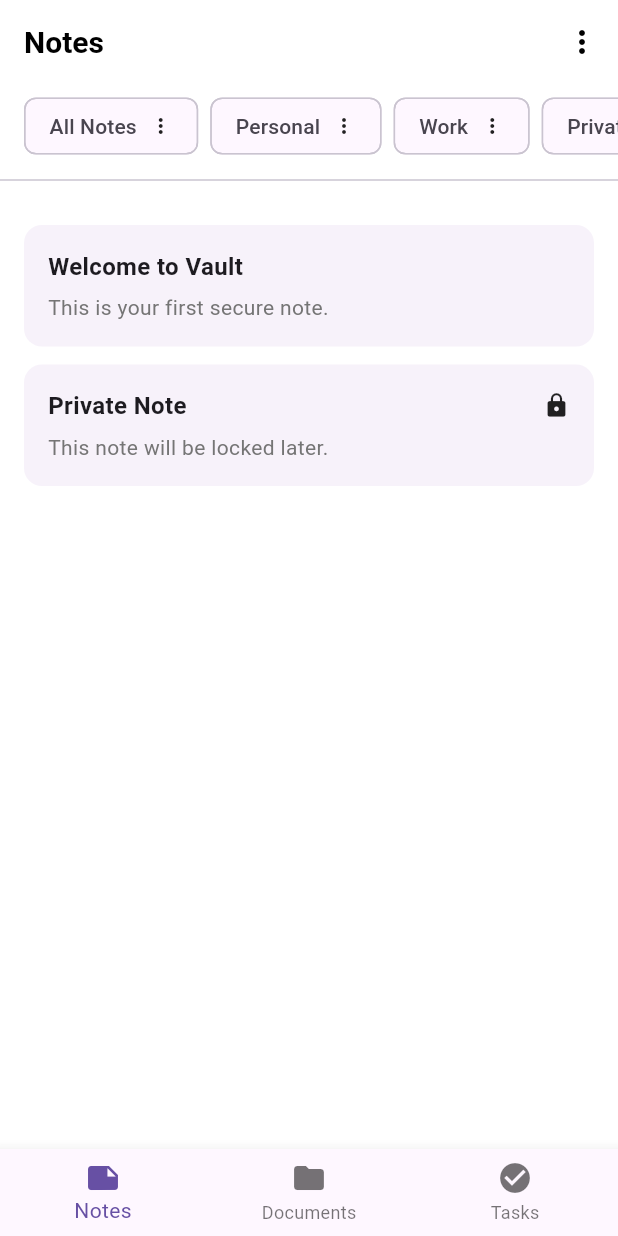
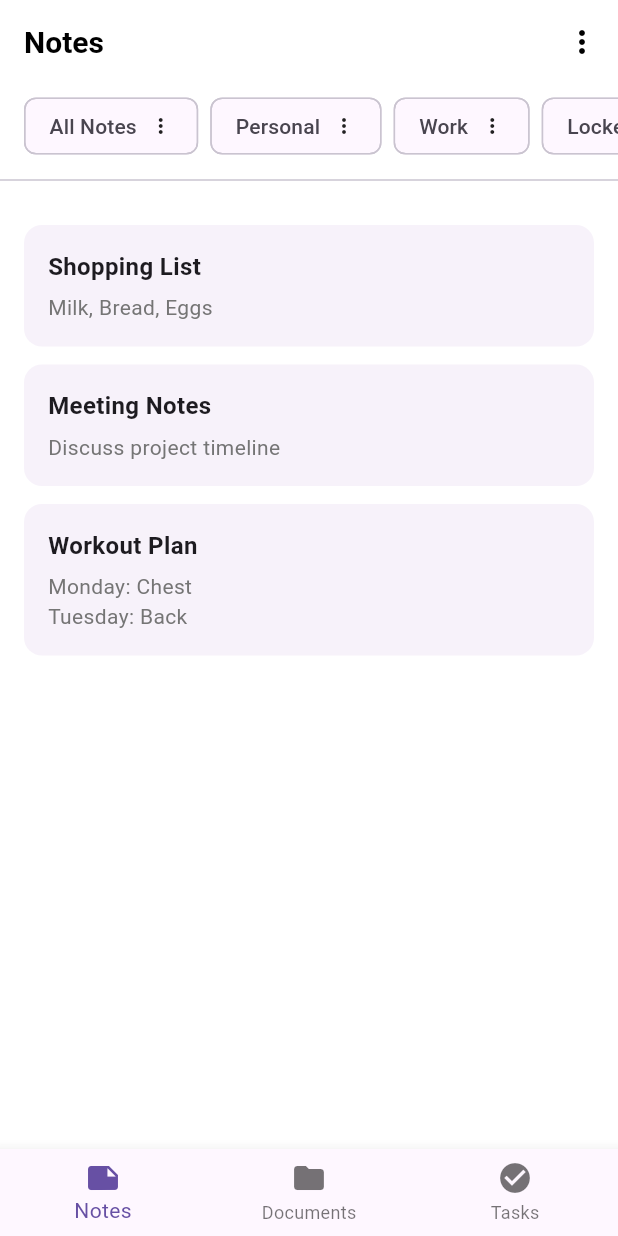
Before and after one commit to Sanjay17-cmd/vault, a Flutter app: the screen it shows after launch, on a phone screen of 412 x 824 dp. Run offline on Flutter 3.47's test engine with Material 3 defaults, Android fonts, the light colour scheme and no system bars.

Commit message:
Phase 1 Step 1: Link notes with notebooks using IDs

```diff
--- a/lib/features/notes/data/dummy_notebooks.dart
+++ b/lib/features/notes/data/dummy_notebooks.dart
@@ -1,9 +1,21 @@
 import '../model/notebook_model.dart';
 
-final List<Notebook> notebooks =
-[
-  Notebook(name: 'All Notes'),
-  Notebook(name: 'Personal'),
-  Notebook(name: 'Work'),
-  Notebook(name: 'Private', isLocked: true),
+List<Notebook> notebooks = [
+  Notebook(
+    id: 'nb_all',
+    name: 'All Notes',
+  ),
+  Notebook(
+    id: 'nb_personal',
+    name: 'Personal',
+  ),
+  Notebook(
+    id: 'nb_work',
+    name: 'Work',
+  ),
+  Notebook(
+    id: 'nb_locked',
+    name: 'Locked',
+    isLocked: true,
+  ),
 ];
--- a/lib/features/notes/data/dummy_notes.dart
+++ b/lib/features/notes/data/dummy_notes.dart
@@ -1,14 +1,25 @@
 import '../model/note_model.dart';
 
-final List<Note> notes =
-[
+List<Note> notes = [
   Note(
-    title: 'Welcome to Vault',
-    content: 'This is your first secure note.',
+    id: 'n1',
+    notebookId: 'nb_personal',
+    title: 'Shopping List',
+    content: 'Milk, Bread, Eggs',
+    lastEdited: DateTime.now(),
   ),
   Note(
-    title: 'Private Note',
-    content: 'This note will be locked later.',
-    isLocked: true,
+    id: 'n2',
+    notebookId: 'nb_work',
+    title: 'Meeting Notes',
+    content: 'Discuss project timeline',
+    lastEdited: DateTime.now(),
+  ),
+  Note(
+    id: 'n3',
+    notebookId: 'nb_personal',
+    title: 'Workout Plan',
+    content: 'Monday: Chest\nTuesday: Back',
+    lastEdited: DateTime.now(),
   ),
 ];
--- a/lib/features/notes/model/note_model.dart
+++ b/lib/features/notes/model/note_model.dart
@@ -1,13 +1,19 @@
 class Note
 {
-  final String title;
-  final String content;
+  final String id;
+  final String notebookId;
+  String title;
+  String content;
+  DateTime lastEdited;
   bool isLocked;
   bool isSelected;
 
   Note({
+    required this.id,
+    required this.notebookId,
     required this.title,
     required this.content,
+    required this.lastEdited,
     this.isLocked = false,
     this.isSelected = false,
   });
--- a/lib/features/notes/model/notebook_model.dart
+++ b/lib/features/notes/model/notebook_model.dart
@@ -1,9 +1,11 @@
 class Notebook
 {
+  final String id;
   final String name;
   final bool isLocked;
 
   Notebook({
+    required this.id,
     required this.name,
     this.isLocked = false,
   });
```
